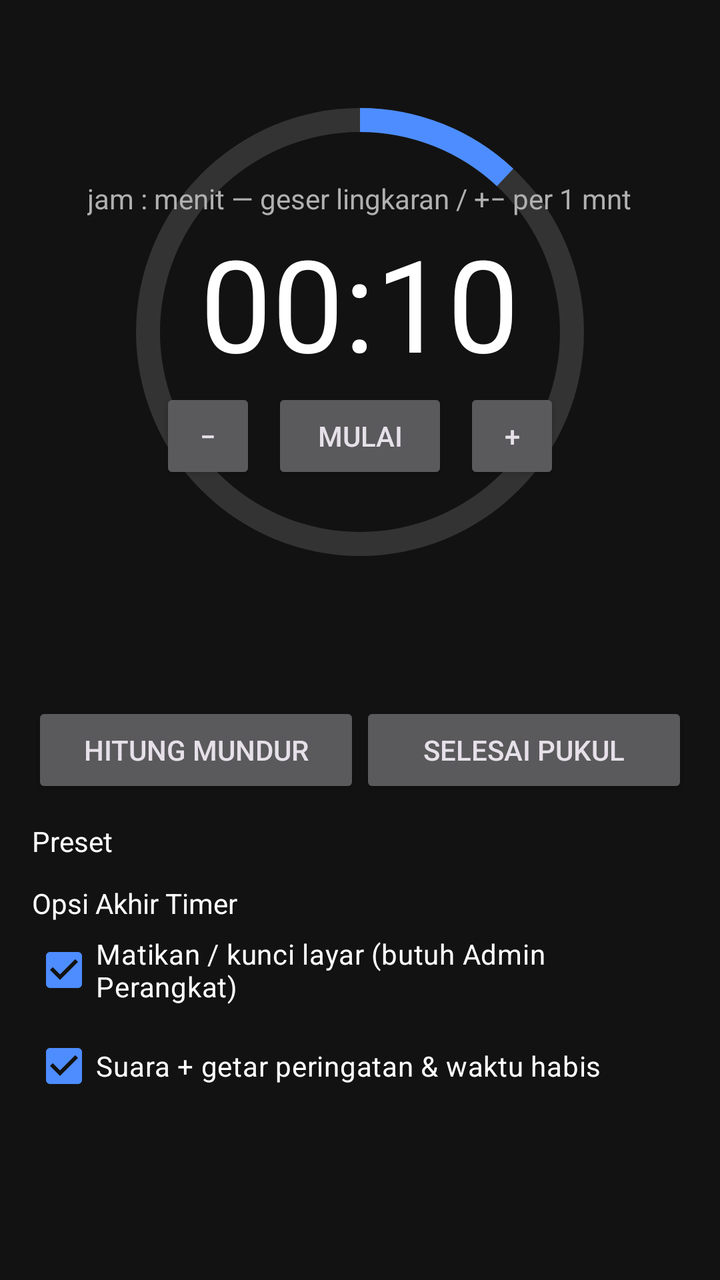
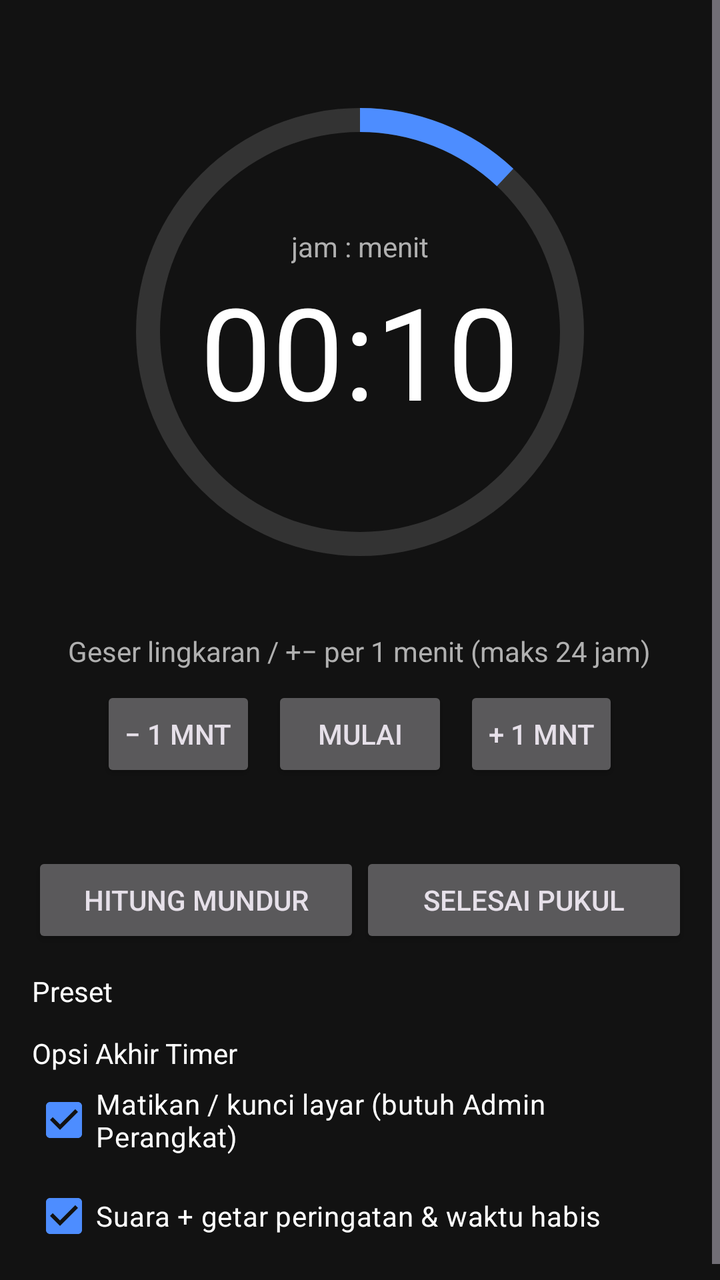

Screens rendered from an Android XML layout before and after an edit, with the pre-edit source and the edit as a unified diff.
<!-- AndroidManifest.xml: application theme Theme.TimeNest -->
<!-- res/layout/fragment_sleep.xml -->
<?xml version="1.0" encoding="utf-8"?>
<ScrollView xmlns:android="http://schemas.android.com/apk/res/android"
    xmlns:app="http://schemas.android.com/apk/res-auto"
    android:background="@color/bg"
    android:layout_width="match_parent" android:layout_height="match_parent">
<LinearLayout android:orientation="vertical" android:padding="16dp"
    android:gravity="center_horizontal"
    android:layout_width="match_parent" android:layout_height="wrap_content">
    <FrameLayout android:id="@+id/dialWrap" android:layout_width="300dp" android:layout_height="300dp">
        <ProgressBar android:id="@+id/ring" style="?android:attr/progressBarStyleHorizontal"
            android:progressDrawable="@drawable/ring" android:max="100" android:progress="12"
            android:layout_width="match_parent" android:layout_height="match_parent" />
        <LinearLayout android:orientation="vertical" android:gravity="center"
            android:layout_width="match_parent" android:layout_height="match_parent">
            <TextView android:text="jam : menit — geser lingkaran / +− per 1 mnt" android:textColor="@color/text2"
                android:gravity="center"
                android:layout_width="wrap_content" android:layout_height="wrap_content" />
            <TextView android:id="@+id/tvTime" android:text="00:10" android:textSize="64sp"
                android:textColor="@color/text"
                android:layout_width="wrap_content" android:layout_height="wrap_content" />
            <LinearLayout android:orientation="horizontal"
                android:layout_width="wrap_content" android:layout_height="wrap_content">
                <Button android:id="@+id/btnMinus" android:text="−" android:minWidth="48dp"
                    android:layout_width="wrap_content" android:layout_height="wrap_content" />
                <Button android:id="@+id/btnStart" android:text="MULAI"
                    android:layout_marginHorizontal="8dp"
                    android:layout_width="wrap_content" android:layout_height="wrap_content" />
                <Button android:id="@+id/btnPlus" android:text="+" android:minWidth="48dp"
                    android:layout_width="wrap_content" android:layout_height="wrap_content" />
            </LinearLayout>
        </LinearLayout>
    </FrameLayout>
    <TextView android:id="@+id/tvSummary" android:textColor="@color/text2"
        android:layout_marginTop="8dp"
        android:layout_width="wrap_content" android:layout_height="wrap_content" />
    <LinearLayout android:orientation="horizontal" android:layout_marginTop="8dp"
        android:layout_width="match_parent" android:layout_height="wrap_content">
        <Button android:id="@+id/tabDur" android:text="Hitung Mundur" android:layout_weight="1"
            android:layout_width="0dp" android:layout_height="wrap_content" />
        <Button android:id="@+id/tabClock" android:text="Selesai Pukul" android:layout_weight="1"
            android:layout_width="0dp" android:layout_height="wrap_content" />
    </LinearLayout>
    <TextView android:text="Preset" android:textColor="@color/text"
        android:layout_marginTop="12dp"
        android:layout_width="match_parent" android:layout_height="wrap_content" />
    <GridLayout android:id="@+id/gridPreset" android:columnCount="3" android:useDefaultMargins="true"
        android:layout_width="match_parent" android:layout_height="wrap_content" />
    <TextView android:text="Opsi Akhir Timer" android:textColor="@color/text"
        android:layout_marginTop="12dp"
        android:layout_width="match_parent" android:layout_height="wrap_content" />
    <CheckBox android:id="@+id/cbLock" android:text="Matikan / kunci layar (butuh Admin Perangkat)"
        android:textColor="@color/text" android:checked="true"
        android:layout_width="match_parent" android:layout_height="wrap_content" />
    <CheckBox android:id="@+id/cbSound" android:text="Suara + getar peringatan &amp; waktu habis"
        android:textColor="@color/text" android:checked="true"
        android:layout_width="match_parent" android:layout_height="wrap_content" />
    <TextView android:id="@+id/tvLockWarn" android:textColor="@color/warn" android:visibility="gone"
        android:text="⚠ Izin Admin belum aktif — perangkat tidak akan terkunci."
        android:layout_width="match_parent" android:layout_height="wrap_content" />
</LinearLayout>
</ScrollView>
<!-- resources referenced by this layout -->
<resources>
  <color name="bg">#121212</color>
  <color name="text">#FFFFFF</color>
  <color name="text2">#B0B0B0</color>
  <color name="warn">#FF9800</color>
  <!-- drawable ring (drawable) -->
  <?xml version="1.0" encoding="utf-8"?>
  <layer-list xmlns:android="http://schemas.android.com/apk/res/android">
      <item android:id="@android:id/background">
          <shape android:shape="ring" android:thickness="12dp" android:useLevel="false">
              <solid android:color="#333333" />
          </shape>
      </item>
      <item android:id="@android:id/progress">
          <rotate android:fromDegrees="270" android:toDegrees="270">
              <shape android:shape="ring" android:thickness="12dp" android:useLevel="true">
                  <solid android:color="@color/accent" />
              </shape>
          </rotate>
      </item>
  </layer-list>
  <style name="Theme.TimeNest" parent="Theme.Material3.Dark.NoActionBar">
          <item name="colorPrimary">@color/accent</item>
          <item name="android:windowBackground">@color/bg</item>
          <item name="colorOnPrimary">@color/text</item>
      </style>
  <color name="accent">#4D8DFF</color>
</resources>

<!-- the commit's change to res/layout/fragment_sleep.xml (unified diff, before → after) -->
@@ -12,24 +12,27 @@
             android:layout_width="match_parent" android:layout_height="match_parent" />
         <LinearLayout android:orientation="vertical" android:gravity="center"
             android:layout_width="match_parent" android:layout_height="match_parent">
-            <TextView android:text="jam : menit — geser lingkaran / +− per 1 mnt" android:textColor="@color/text2"
-                android:gravity="center"
+            <TextView android:text="jam : menit" android:textColor="@color/text2"
                 android:layout_width="wrap_content" android:layout_height="wrap_content" />
             <TextView android:id="@+id/tvTime" android:text="00:10" android:textSize="64sp"
                 android:textColor="@color/text"
                 android:layout_width="wrap_content" android:layout_height="wrap_content" />
-            <LinearLayout android:orientation="horizontal"
-                android:layout_width="wrap_content" android:layout_height="wrap_content">
-                <Button android:id="@+id/btnMinus" android:text="−" android:minWidth="48dp"
-                    android:layout_width="wrap_content" android:layout_height="wrap_content" />
-                <Button android:id="@+id/btnStart" android:text="MULAI"
-                    android:layout_marginHorizontal="8dp"
-                    android:layout_width="wrap_content" android:layout_height="wrap_content" />
-                <Button android:id="@+id/btnPlus" android:text="+" android:minWidth="48dp"
-                    android:layout_width="wrap_content" android:layout_height="wrap_content" />
-            </LinearLayout>
         </LinearLayout>
     </FrameLayout>
+    <TextView android:text="Geser lingkaran / +− per 1 menit (maks 24 jam)" android:textColor="@color/text2"
+        android:gravity="center"
+        android:layout_width="wrap_content" android:layout_height="wrap_content" />
+    <LinearLayout android:orientation="horizontal" android:layout_marginTop="8dp"
+        android:gravity="center"
+        android:layout_width="wrap_content" android:layout_height="wrap_content">
+        <Button android:id="@+id/btnMinus" android:text="− 1 mnt" android:minWidth="48dp"
+            android:layout_width="wrap_content" android:layout_height="wrap_content" />
+        <Button android:id="@+id/btnStart" android:text="MULAI"
+            android:layout_marginHorizontal="8dp"
+            android:layout_width="wrap_content" android:layout_height="wrap_content" />
+        <Button android:id="@+id/btnPlus" android:text="+ 1 mnt" android:minWidth="48dp"
+            android:layout_width="wrap_content" android:layout_height="wrap_content" />
+    </LinearLayout>
     <TextView android:id="@+id/tvSummary" android:textColor="@color/text2"
         android:layout_marginTop="8dp"
         android:layout_width="wrap_content" android:layout_height="wrap_content" />
